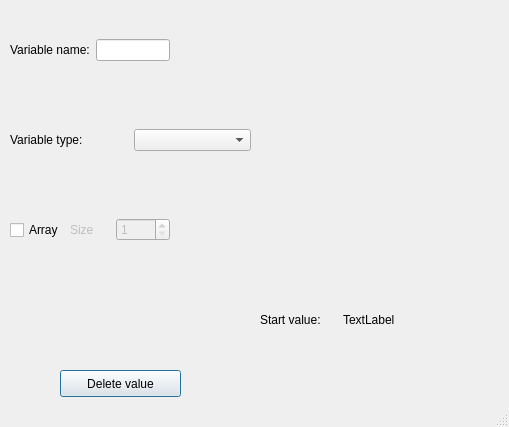
The window that src/editor/ui/variabledialog.ui (tdauth/wc3lib) describes before a commit, drawn with Qt 5.
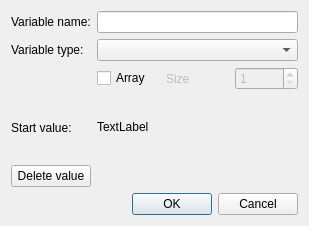
The same window after the commit. Custom widgets are drawn as their Qt base class.

Diff of the .ui file:
```diff
--- a/src/editor/ui/variabledialog.ui
+++ b/src/editor/ui/variabledialog.ui
@@ -1,86 +1,47 @@
 <?xml version="1.0" encoding="UTF-8"?>
 <ui version="4.0">
  <class>VariableDialog</class>
- <widget class="KDialog" name="VariableDialog">
+ <widget class="QDialog" name="VariableDialog">
   <property name="geometry">
    <rect>
     <x>0</x>
     <y>0</y>
-    <width>509</width>
-    <height>427</height>
+    <width>309</width>
+    <height>226</height>
    </rect>
   </property>
   <property name="windowTitle">
    <string>Variable</string>
   </property>
-  <property name="sizeGripEnabled">
-   <bool>true</bool>
-  </property>
-  <property name="modal">
-   <bool>true</bool>
-  </property>
-  <widget class="QWidget" name="horizontalLayoutWidget">
-   <property name="geometry">
-    <rect>
-     <x>10</x>
-     <y>10</y>
-     <width>160</width>
-     <height>80</height>
-    </rect>
-   </property>
-   <layout class="QHBoxLayout" name="horizontalLayout">
-    <item>
-     <widget class="QLabel" name="label">
+  <layout class="QGridLayout" name="gridLayout">
+   <item row="0" column="0">
+    <widget class="QLabel" name="m_nameLabel">
       <property name="text">
        <string>Variable name:</string>
       </property>
      </widget>
     </item>
-    <item>
-     <widget class="KLineEdit" name="klineedit"/>
-    </item>
-   </layout>
-  </widget>
-  <widget class="QWidget" name="horizontalLayoutWidget_2">
-   <property name="geometry">
-    <rect>
-     <x>10</x>
-     <y>100</y>
-     <width>241</width>
-     <height>80</height>
-    </rect>
-   </property>
-   <layout class="QHBoxLayout" name="horizontalLayout_2">
-    <item>
-     <widget class="QLabel" name="label_2">
+   <item row="0" column="1" colspan="3">
+    <widget class="KLineEdit" name="m_nameLineEdit"/>
+   </item>
+   <item row="1" column="0">
+    <widget class="QLabel" name="m_typeLabel">
       <property name="text">
        <string>Variable type:</string>
       </property>
      </widget>
     </item>
-    <item>
-     <widget class="KComboBox" name="kcombobox"/>
-    </item>
-   </layout>
-  </widget>
-  <widget class="QWidget" name="horizontalLayoutWidget_3">
-   <property name="geometry">
-    <rect>
-     <x>10</x>
-     <y>190</y>
-     <width>160</width>
-     <height>80</height>
-    </rect>
-   </property>
-   <layout class="QHBoxLayout" name="horizontalLayout_3">
-    <item>
-     <widget class="QCheckBox" name="checkBox">
+   <item row="1" column="1" colspan="3">
+    <widget class="KComboBox" name="m_typeComboBox"/>
+   </item>
+   <item row="2" column="1">
+    <widget class="QCheckBox" name="m_arrayCheckBox">
       <property name="text">
        <string>Array</string>
       </property>
      </widget>
     </item>
-    <item>
+   <item row="2" column="2">
      <widget class="QLabel" name="label_3">
       <property name="enabled">
        <bool>false</bool>
@@ -90,8 +51,8 @@
       </property>
      </widget>
     </item>
-    <item>
-     <widget class="KIntSpinBox" name="kintspinbox">
+   <item row="2" column="3">
+    <widget class="KIntSpinBox" name="m_arraySizeSpinBox">
       <property name="enabled">
        <bool>false</bool>
       </property>
@@ -103,75 +64,63 @@
       </property>
      </widget>
     </item>
-   </layout>
-  </widget>
-  <widget class="QWidget" name="horizontalLayoutWidget_4">
-   <property name="geometry">
-    <rect>
-     <x>260</x>
-     <y>280</y>
-     <width>160</width>
-     <height>80</height>
-    </rect>
-   </property>
-   <layout class="QHBoxLayout" name="horizontalLayout_4">
-    <item>
-     <widget class="QLabel" name="label_4">
+   <item row="3" column="0">
+    <widget class="QLabel" name="m_startValueLabel">
       <property name="text">
        <string>Start value:</string>
       </property>
      </widget>
     </item>
-    <item>
-     <widget class="QLabel" name="label_5">
+   <item row="3" column="1" colspan="3">
+    <widget class="QLabel" name="m_startValue">
       <property name="text">
        <string>TextLabel</string>
       </property>
-     </widget>
-    </item>
-   </layout>
-  </widget>
-  <widget class="KPushButton" name="kpushbutton">
-   <property name="geometry">
-    <rect>
-     <x>60</x>
-     <y>370</y>
-     <width>121</width>
-     <height>27</height>
-    </rect>
-   </property>
+     <property name="openExternalLinks">
+      <bool>false</bool>
+     </property>
+     <property name="textInteractionFlags">
+      <set>Qt::LinksAccessibleByKeyboard|Qt::LinksAccessibleByMouse|Qt::TextBrowserInteraction|Qt::TextSelectableByKeyboard|Qt::TextSelectableByMouse</set>
+     </property>
+    </widget>
+   </item>
+   <item row="4" column="0">
+    <widget class="KPushButton" name="m_deleteValuePushButton">
    <property name="text">
     <string>Delete value</string>
    </property>
   </widget>
+   </item>
+   <item row="5" column="1" colspan="3">
+    <widget class="QDialogButtonBox" name="buttonBox">
+     <property name="standardButtons">
+      <set>QDialogButtonBox::Cancel|QDialogButtonBox::Ok</set>
+     </property>
+    </widget>
+   </item>
+  </layout>
  </widget>
  <customwidgets>
-  <customwidget>
-   <class>KDialog</class>
-   <extends>QDialog</extends>
-   <header>kdialog.h</header>
-   <container>1</container>
-  </customwidget>
-  <customwidget>
-   <class>KIntSpinBox</class>
-   <extends>QSpinBox</extends>
-   <header>knuminput.h</header>
-  </customwidget>
-  <customwidget>
-   <class>KPushButton</class>
-   <extends>QPushButton</extends>
-   <header>kpushbutton.h</header>
-  </customwidget>
-  <customwidget>
-   <class>KLineEdit</class>
-   <extends>QLineEdit</extends>
-   <header>klineedit.h</header>
-  </customwidget>
   <customwidget>
    <class>KComboBox</class>
    <extends>QComboBox</extends>
    <header>kcombobox.h</header>
   </customwidget>
+  <customwidget>
+   <class>KLineEdit</class>
+   <extends>QLineEdit</extends>
+   <header>klineedit.h</header>
+  </customwidget>
+  <customwidget>
+   <class>KPushButton</class>
+   <extends>QPushButton</extends>
+   <header>kpushbutton.h</header>
+  </customwidget>
+  <customwidget>
+   <class>KIntSpinBox</class>
+   <extends>QSpinBox</extends>
+   <header>knuminput.h</header>
+  </customwidget>
  </customwidgets>
  <resources/>
  <connections>
```
Left out of the diff: 52 changed lines with no effect on the pictures. Lines whose indentation alone changed are shown as unchanged.
